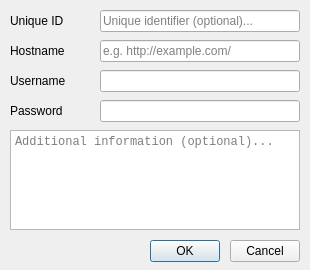
Above: newaccount.ui from cixtor/quickpass before the change. Below: the same form after it.
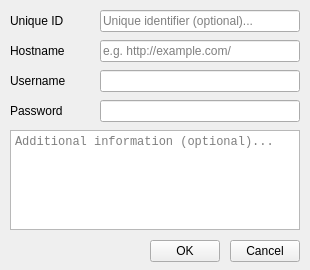
That is the form after the change.

Commit message: Modified. Use widgets instead of dialog windows

```diff
--- a/newaccount.ui
+++ b/newaccount.ui
@@ -1,7 +1,7 @@
 <?xml version="1.0" encoding="UTF-8"?>
 <ui version="4.0">
  <class>NewAccount</class>
- <widget class="QDialog" name="NewAccount">
+ <widget class="QWidget" name="NewAccount">
   <property name="geometry">
    <rect>
     <x>0</x>
```
The commit also changes 2 other files.
